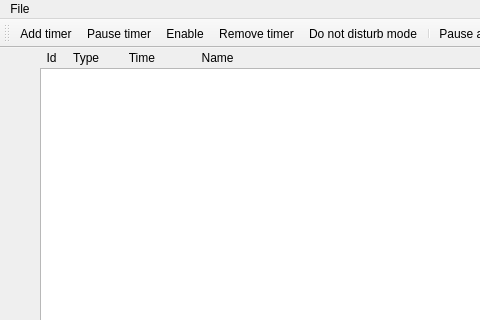
The window that Semester 1/Lab 2/Lab_2/mainwindow.ui (ram333n/ooop_2021_2022) describes before a commit, drawn with Qt 5; both pictures show x 0 to 480 and y 0 to 320 of the 650 by 450 pixel window.
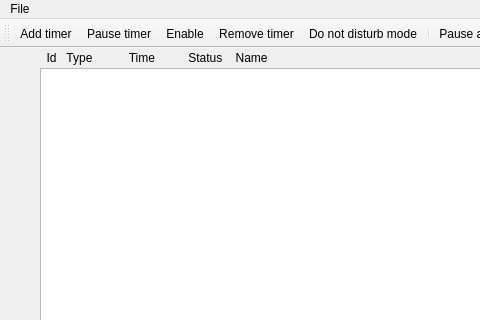
The same window after the commit. Icons and pictures are not drawn.

The edit to the form file:
```diff
--- a/Semester 1/Lab 2/Lab_2/mainwindow.ui
+++ b/Semester 1/Lab 2/Lab_2/mainwindow.ui
@@ -64,7 +64,7 @@
      </rect>
     </property>
     <property name="text">
-     <string>  Id     Type         Time              Name</string>
+     <string>  Id   Type           Time          Status    Name</string>
     </property>
    </widget>
   </widget>
```
